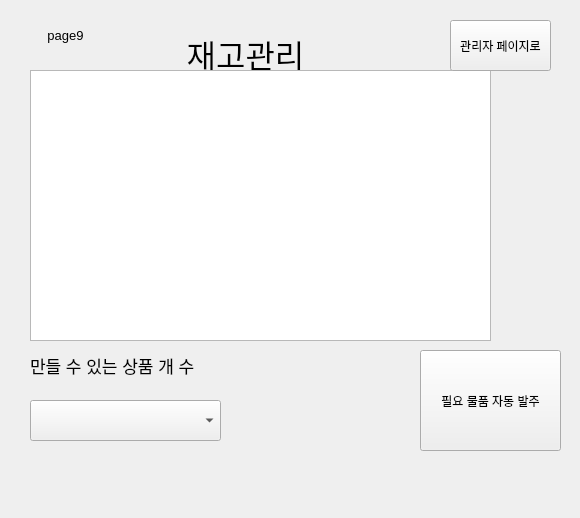
First picture: the form in smartappg.ui, repository gitaeyu/Obokmoolsan, before the edit.
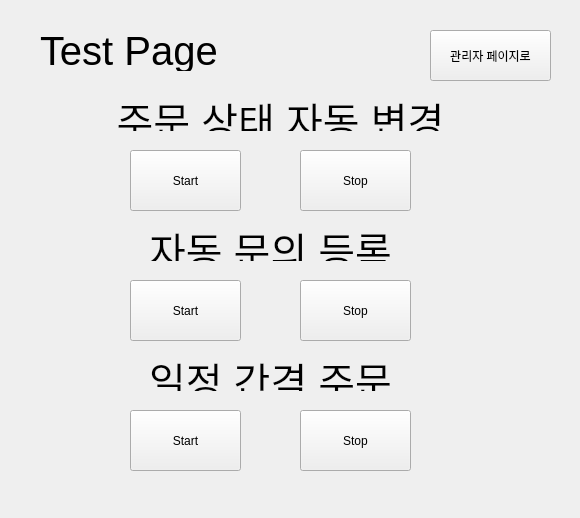
Second picture: the form after the edit.

Commit message: 230117 1912 UI 수정 후

What changed in the file:
```diff
--- a/smartappg.ui
+++ b/smartappg.ui
@@ -23,7 +23,7 @@
     </rect>
    </property>
    <property name="currentIndex">
-    <number>9</number>
+    <number>10</number>
    </property>
    <widget class="QWidget" name="page">
     <widget class="QPushButton" name="login_btn">
@@ -1187,6 +1187,171 @@
      </property>
     </widget>
    </widget>
+   <widget class="QWidget" name="page_11">
+    <widget class="QLabel" name="label_2">
+     <property name="geometry">
+      <rect>
+       <x>20</x>
+       <y>20</y>
+       <width>191</width>
+       <height>41</height>
+      </rect>
+     </property>
+     <property name="font">
+      <font>
+       <pointsize>30</pointsize>
+      </font>
+     </property>
+     <property name="text">
+      <string>Test Page</string>
+     </property>
+    </widget>
+    <widget class="QLabel" name="label_3">
+     <property name="geometry">
+      <rect>
+       <x>80</x>
+       <y>80</y>
+       <width>361</width>
+       <height>41</height>
+      </rect>
+     </property>
+     <property name="font">
+      <font>
+       <pointsize>30</pointsize>
+      </font>
+     </property>
+     <property name="text">
+      <string>&lt;html&gt;&lt;head/&gt;&lt;body&gt;&lt;p align=&quot;center&quot;&gt;주문 상태 자동 변경&lt;/p&gt;&lt;/body&gt;&lt;/html&gt;</string>
+     </property>
+    </widget>
+    <widget class="QPushButton" name="order_status_start_btn">
+     <property name="geometry">
+      <rect>
+       <x>110</x>
+       <y>140</y>
+       <width>111</width>
+       <height>61</height>
+      </rect>
+     </property>
+     <property name="text">
+      <string>Start</string>
+     </property>
+    </widget>
+    <widget class="QPushButton" name="order_status_stop_btn">
+     <property name="geometry">
+      <rect>
+       <x>280</x>
+       <y>140</y>
+       <width>111</width>
+       <height>61</height>
+      </rect>
+     </property>
+     <property name="text">
+      <string>Stop</string>
+     </property>
+    </widget>
+    <widget class="QLabel" name="label_5">
+     <property name="geometry">
+      <rect>
+       <x>70</x>
+       <y>210</y>
+       <width>361</width>
+       <height>41</height>
+      </rect>
+     </property>
+     <property name="font">
+      <font>
+       <pointsize>30</pointsize>
+      </font>
+     </property>
+     <property name="text">
+      <string>&lt;html&gt;&lt;head/&gt;&lt;body&gt;&lt;p align=&quot;center&quot;&gt;자동 문의 등록&lt;/p&gt;&lt;/body&gt;&lt;/html&gt;</string>
+     </property>
+    </widget>
+    <widget class="QPushButton" name="qna_stop_btn">
+     <property name="geometry">
+      <rect>
+       <x>280</x>
+       <y>270</y>
+       <width>111</width>
+       <height>61</height>
+      </rect>
+     </property>
+     <property name="text">
+      <string>Stop</string>
+     </property>
+    </widget>
+    <widget class="QPushButton" name="qna_start_btn">
+     <property name="geometry">
+      <rect>
+       <x>110</x>
+       <y>270</y>
+       <width>111</width>
+       <height>61</height>
+      </rect>
+     </property>
+     <property name="text">
+      <string>Start</string>
+     </property>
+    </widget>
+    <widget class="QLabel" name="label_6">
+     <property name="geometry">
+      <rect>
+       <x>70</x>
+       <y>340</y>
+       <width>361</width>
+       <height>41</height>
+      </rect>
+     </property>
+     <property name="font">
+      <font>
+       <pointsize>30</pointsize>
+      </font>
+     </property>
+     <property name="text">
+      <string>&lt;html&gt;&lt;head/&gt;&lt;body&gt;&lt;p align=&quot;center&quot;&gt;일정 간격 주문&lt;/p&gt;&lt;/body&gt;&lt;/html&gt;</string>
+     </property>
+    </widget>
+    <widget class="QPushButton" name="order_stop_btn">
+     <property name="geometry">
+      <rect>
+       <x>280</x>
+       <y>400</y>
+       <width>111</width>
+       <height>61</height>
+      </rect>
+     </property>
+     <property name="text">
+      <string>Stop</string>
+     </property>
+    </widget>
+    <widget class="QPushButton" name="order_start_btn">
+     <property name="geometry">
+      <rect>
+       <x>110</x>
+       <y>400</y>
+       <width>111</width>
+       <height>61</height>
+      </rect>
+     </property>
+     <property name="text">
+      <string>Start</string>
+     </property>
+    </widget>
+    <widget class="QPushButton" name="admin_page_btn_10">
+     <property name="geometry">
+      <rect>
+       <x>410</x>
+       <y>20</y>
+       <width>121</width>
+       <height>51</height>
+      </rect>
+     </property>
+     <property name="text">
+      <string>관리자 페이지로</string>
+     </property>
+    </widget>
+   </widget>
   </widget>
  </widget>
  <resources/>
```
Left out of the diff: 214 changed lines with no effect on the pictures.
